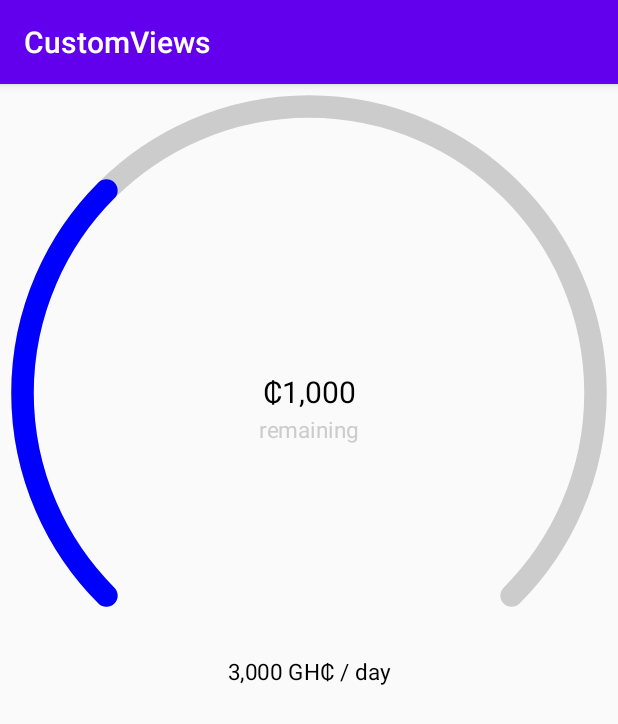
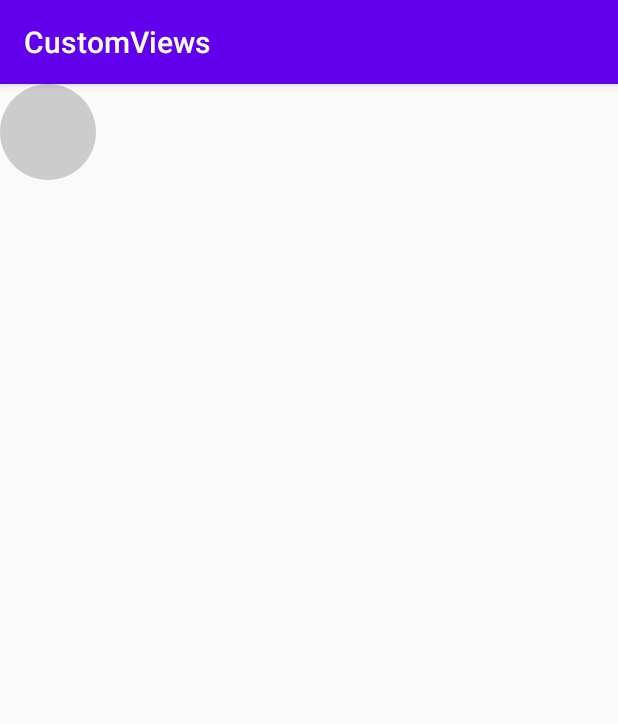
Before and after one commit to Sejo9/ProfileLibrary, an Android app: the screen it shows after launch (MainActivity), on a phone screen of 412 x 824 dp. Shown: the top 724 px of the screen. Run offline under Robolectric (Android 15) with nearby library versions, the phone set to English and light mode, and no system bars.

Commit message:
Fill Button Java Version

```diff
--- a/app/src/main/java/com/sejo/customviews/MainActivity.kt
+++ b/app/src/main/java/com/sejo/customviews/MainActivity.kt
@@ -9,6 +9,6 @@ class MainActivity : AppCompatActivity() {
         super.onCreate(savedInstanceState)
         setContentView(R.layout.activity_main)
 
-        balMeter.setUsedAndLimit(2000f, 3000f)
+
     }
 }
--- a/app/src/main/res/layout/activity_main.xml
+++ b/app/src/main/res/layout/activity_main.xml
@@ -6,13 +6,8 @@
     android:layout_height="match_parent"
     tools:context="com.sejo.customviews.MainActivity">
 
-    <com.sejo.profilelibrary.BalanceMeter
-        android:id="@+id/balMeter"
-        android:layout_width="match_parent"
-        android:layout_height="wrap_content"
-        app:balanceTextSize="20sp"
-        app:remTextSize="15sp"
-        app:limitTextSize="15sp"
-        app:meterWidth="15dp" />
+    <com.sejo.profilelibrary.FillButton
+        android:layout_width="64dp"
+        android:layout_height="64dp" />
 
 </LinearLayout>
```
